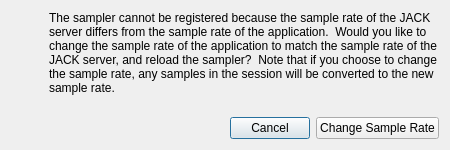
Qt form src/plugins/jack/sampleratechangeview.ui (surfacepatterns/synthclone) before a commit.
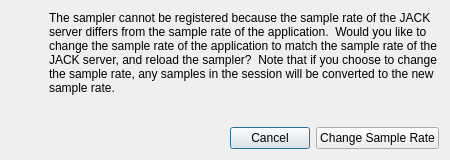
The same form after that commit. Icons and pictures are not drawn.

Commit message: Use group boxes to improve plugin dialog boxes so that they don't look cheap.

Diff of the .ui file:
```diff
--- a/src/plugins/jack/sampleratechangeview.ui
+++ b/src/plugins/jack/sampleratechangeview.ui
@@ -7,7 +7,7 @@
     <x>0</x>
     <y>0</y>
     <width>450</width>
-    <height>150</height>
+    <height>160</height>
    </rect>
   </property>
   <property name="windowTitle">
```
The commit also changes 3 other files.
